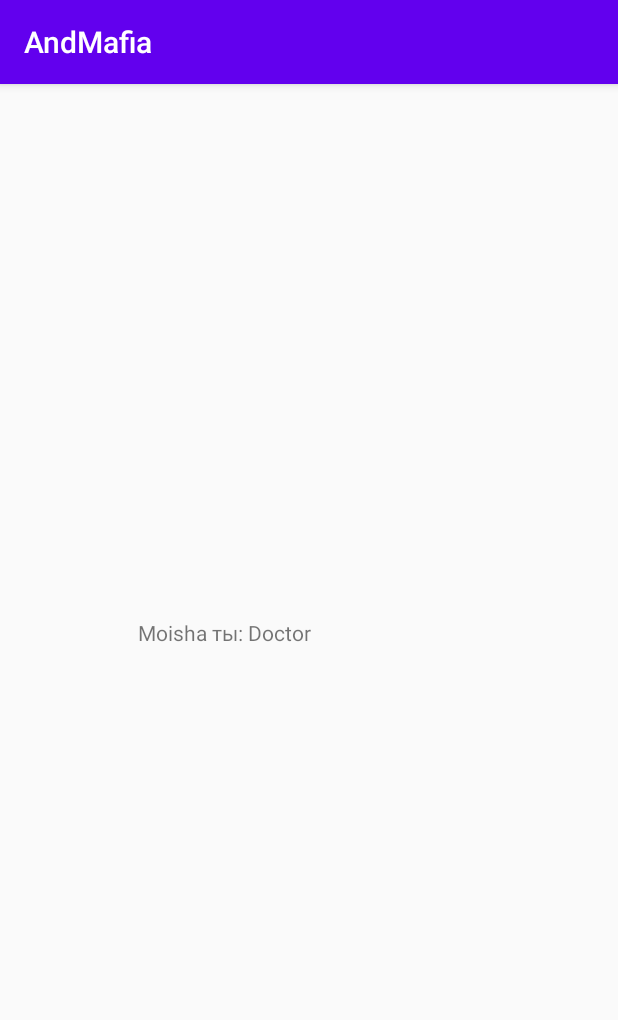
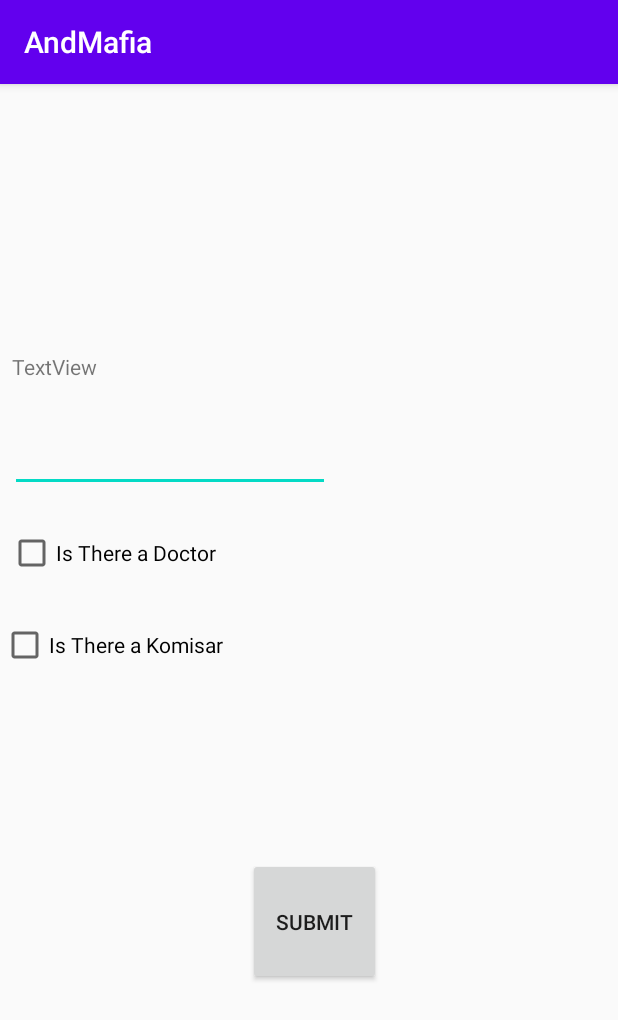
Before and after one commit to MinkovskyMichael/AndMafia, an Android app: the chooseSetUp screen opened directly, with no data from a screen before it, on a phone screen of 412 x 824 dp. Shown: the top 1020 px of the screen. Run offline under Robolectric (Android 15) with nearby library versions, the phone set to English and light mode, and no system bars; Roboto replaces fonts that are not available here.

Commit message:
2nd commit

```diff
--- a/app/src/main/java/com/example/andmafia/chooseSetUp.java
+++ b/app/src/main/java/com/example/andmafia/chooseSetUp.java
@@ -16,12 +16,13 @@ public class chooseSetUp extends AppCompatActivity {
         super.onCreate(savedInstanceState);
         setContentView(R.layout.activity_choose_set_up);
 
-        CardObj co = new CardObj("Doctor");
+       /* CardObj co = new CardObj("Doctor");
         UserObj uo = new UserObj("Moisha",co);
 
         BrainObj bo = new BrainObj();
         UserObj [] boArr = bo.createArrayOfUsers(uo,1);
         TextView tv = (TextView)findViewById(R.id.textView);
-        tv.setText(boArr[0].UserName() + " ты: " +  boArr[0].Co().CardName());
+        tv.setText(boArr[0].UserName() + " ты: " +  boArr[0].Co().CardName());*/
+
     }
 }
--- a/app/src/main/res/layout/activity_choose_set_up.xml
+++ b/app/src/main/res/layout/activity_choose_set_up.xml
@@ -4,14 +4,64 @@
     android:id="@+id/choiceScreen"
     android:layout_width="match_parent"
     android:layout_height="match_parent"
+    tools:ignore="LabelFor"
     tools:context=".chooseSetUp">
 
+    <CheckBox
+        android:id="@+id/checkBox2"
+        android:layout_width="260dp"
+        android:layout_height="wrap_content"
+        android:layout_alignParentEnd="true"
+        android:layout_alignParentBottom="true"
+        android:layout_marginEnd="151dp"
+        android:layout_marginBottom="378dp"
+        android:text="Is There a Komisar" />
+
+    <Button
+        android:id="@+id/btnSubmit"
+        android:layout_width="wrap_content"
+        android:layout_height="wrap_content"
+        android:layout_alignParentStart="true"
+        android:layout_alignParentTop="true"
+        android:layout_alignParentEnd="true"
+        android:layout_alignParentBottom="true"
+        android:layout_marginStart="165dp"
+        android:layout_marginTop="516dp"
+        android:layout_marginEnd="158dp"
+        android:layout_marginBottom="167dp"
+        android:text="@string/submit" />
+
+    <EditText
+        android:id="@+id/numPlayers"
+        android:layout_width="wrap_content"
+        android:layout_height="wrap_content"
+        android:layout_alignParentEnd="true"
+        android:layout_alignParentBottom="true"
+        android:layout_marginEnd="192dp"
+        android:layout_marginBottom="496dp"
+        android:autofillHints=""
+        android:ems="10"
+        android:inputType="number" />
+
     <TextView
-        android:id="@+id/textView"
-        android:layout_width="227dp"
-        android:layout_height="56dp"
-        android:text="@string/welcome_to_mafia"
-        android:layout_centerHorizontal="true"
-        android:layout_centerVertical="true"
- />
+        android:id="@+id/lblView"
+        android:layout_width="204dp"
+        android:layout_height="33dp"
+        android:layout_alignParentEnd="true"
+        android:layout_alignParentBottom="true"
+        android:layout_marginEnd="200dp"
+        android:layout_marginBottom="556dp"
+        android:text="@string/textview"
+        tools:text="How many Players?" />
+
+    <CheckBox
+        android:id="@+id/checkBox"
+        android:layout_width="261dp"
+        android:layout_height="wrap_content"
+        android:layout_alignParentEnd="true"
+        android:layout_alignParentBottom="true"
+        android:layout_marginEnd="145dp"
+        android:layout_marginBottom="439dp"
+        android:text="Is There a Doctor" />
+
 </RelativeLayout>
--- a/app/src/main/res/values/strings.xml
+++ b/app/src/main/res/values/strings.xml
@@ -2,4 +2,6 @@
     <string name="app_name">AndMafia</string>
     <string name="select_character">Select Character</string>
     <string name="welcome_to_mafia">Welcome to Mafia</string>
+    <string name="submit">Submit</string>
+    <string name="textview">TextView</string>
 </resources>
```
